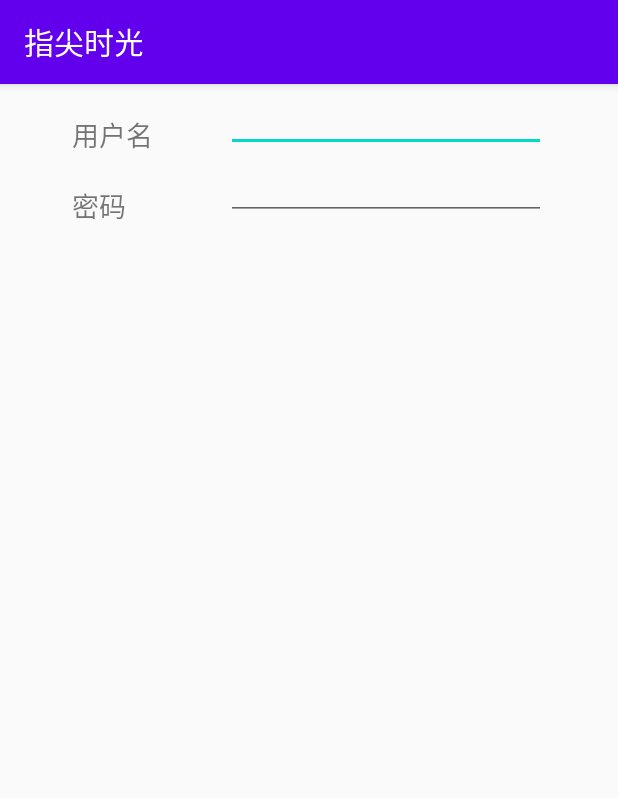
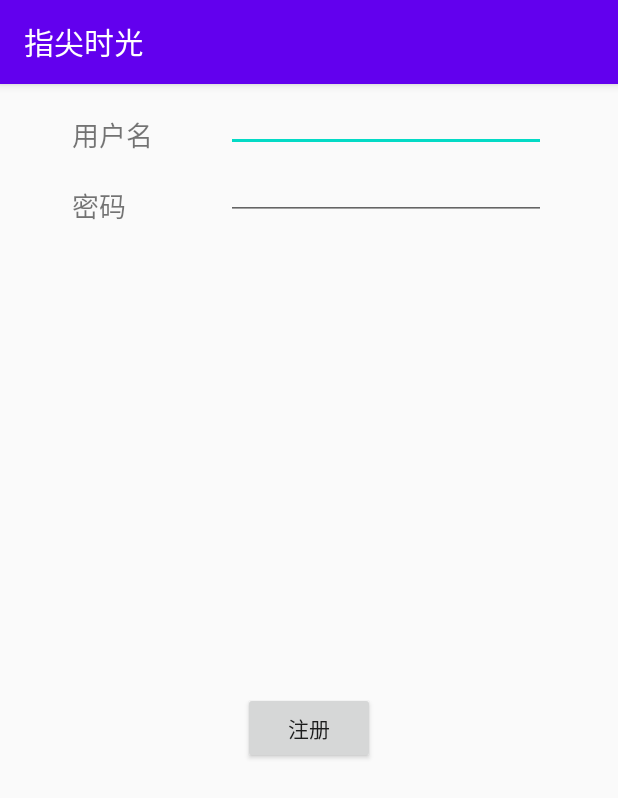
Before and after one commit to YH1518980620/Fingertip-Time, an Android app: the RegisterActivity screen opened directly, with no data from a screen before it, on a phone screen of 412 x 824 dp. Shown: the top 798 px of the screen. Run offline under Robolectric (Android 15) with nearby library versions, the phone set to English and light mode, and no system bars.

Commit message:
Login and register

```diff
--- a/app/src/main/java/com/example/fingertiptime/RegisterActivity.java
+++ b/app/src/main/java/com/example/fingertiptime/RegisterActivity.java
@@ -1,6 +1,9 @@
 package com.example.fingertiptime;
 
 import android.os.Bundle;
+import android.view.View;
+import android.widget.Button;
+import android.widget.EditText;
 
 import androidx.appcompat.app.AppCompatActivity;
 
@@ -10,5 +13,24 @@ public class RegisterActivity extends AppCompatActivity {
     protected void onCreate(Bundle savedInstanceState) {
         super.onCreate(savedInstanceState);
         setContentView(R.layout.activity_register);
+
+        Button regBtn = (Button) findViewById(R.id.regConfBtn);
+        regBtn.setOnClickListener(new View.OnClickListener() {
+            @Override
+            public void onClick(View view) {
+                EditText nameEditText = (EditText)findViewById(R.id.editTextTextPersonName);
+                EditText pwdEditText = (EditText)findViewById(R.id.editTextTextPassword);
+
+                String username = nameEditText.getText().toString();
+                String password = pwdEditText.getText().toString();
+
+                // TODO 写入数据库
+
+                /*
+                 * 注册成功后返回
+                 */
+                finish();
+            }
+        });
     }
 }
--- a/app/src/main/res/layout/activity_jump.xml
+++ b/app/src/main/res/layout/activity_jump.xml
@@ -2,7 +2,6 @@
 <LinearLayout xmlns:android="http://schemas.android.com/apk/res/android"
     android:layout_width="fill_parent"
     android:layout_height="fill_parent"
-    android:background="@drawable/back"
     android:orientation="vertical">
 
     <RelativeLayout
--- a/app/src/main/res/layout/activity_login.xml
+++ b/app/src/main/res/layout/activity_login.xml
@@ -2,7 +2,6 @@
 <LinearLayout xmlns:android="http://schemas.android.com/apk/res/android"
     android:layout_width="fill_parent"
     android:layout_height="fill_parent"
-    android:background="@drawable/back"
     android:orientation="vertical">
 
     <RelativeLayout
@@ -54,8 +53,8 @@
             android:layout_below="@id/tv_mima"
             android:layout_marginLeft="12dip"
             android:layout_marginRight="10dip"
+            android:inputType="textPassword"
             android:maxLines="200"
-            android:inputType="textPassword"
             android:scrollHorizontally="true" />
 
         <CheckBox
@@ -64,8 +63,8 @@
             android:layout_height="wrap_content"
             android:layout_below="@id/et_mima"
             android:layout_marginLeft="12dip"
+            android:checked="true"
             android:text="自动登录"
-            android:checked="true"
             android:textColor="#000000" />
 
         <Button
--- a/app/src/main/res/layout/activity_register.xml
+++ b/app/src/main/res/layout/activity_register.xml
@@ -49,4 +49,15 @@
         app:layout_constraintStart_toStartOf="@+id/editTextTextPersonName"
         app:layout_constraintTop_toBottomOf="@+id/editTextTextPersonName" />
 
+    <Button
+        android:id="@+id/regConfBtn"
+        android:layout_width="wrap_content"
+        android:layout_height="wrap_content"
+        android:text="注册"
+        app:layout_constraintBottom_toBottomOf="parent"
+        app:layout_constraintEnd_toEndOf="parent"
+        app:layout_constraintHorizontal_bias="0.5"
+        app:layout_constraintStart_toStartOf="parent"
+        app:layout_constraintTop_toBottomOf="@+id/editTextTextPassword" />
+
 </androidx.constraintlayout.widget.ConstraintLayout>
--- a/app/src/main/res/layout/fragment_visitor.xml
+++ b/app/src/main/res/layout/fragment_visitor.xml
@@ -1,7 +1,6 @@
 <?xml version="1.0" encoding="utf-8"?>
 <androidx.constraintlayout.widget.ConstraintLayout xmlns:android="http://schemas.android.com/apk/res/android"
     xmlns:app="http://schemas.android.com/apk/res-auto"
-    xmlns:tools="http://schemas.android.com/tools"
     android:layout_width="match_parent"
     android:layout_height="match_parent">
 
```
Also changed, not shown: app/src/main/res/values/strings.xml (+0 -8 lines).
